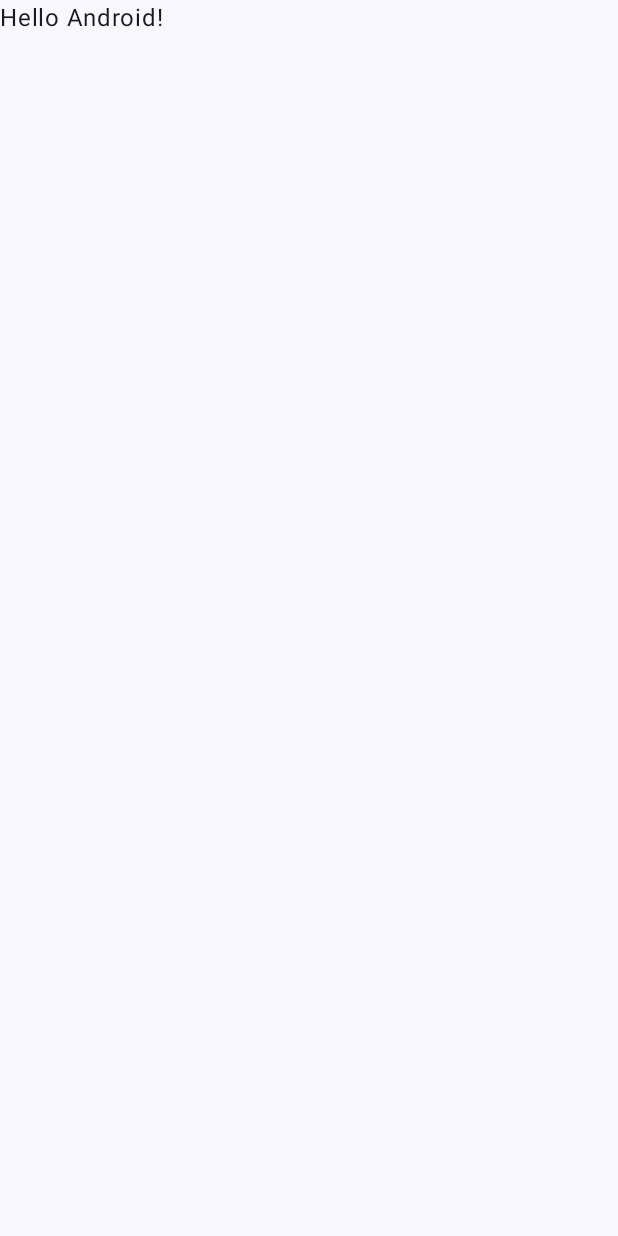
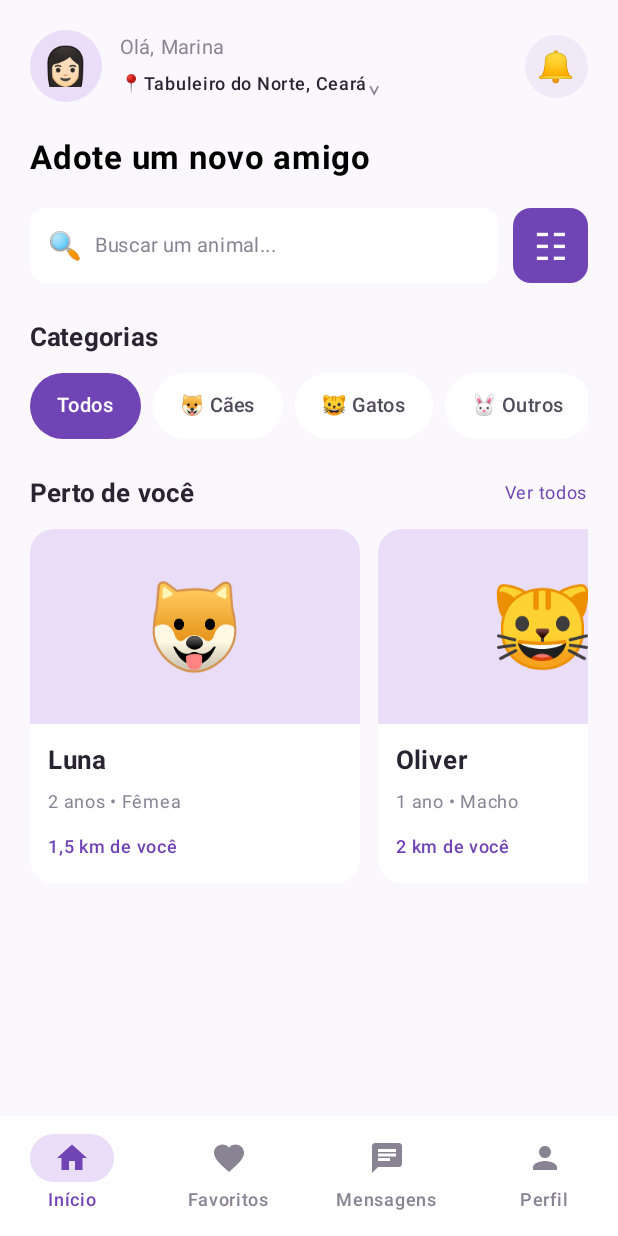
Before and after one commit to FelipeCauan/PetFinder, an Android app built with Jetpack Compose: the screen it shows after launch (MainActivity), on a phone screen of 412 x 824 dp. Before the commit the screen is almost empty. Run offline under Robolectric (Android 15) with nearby library versions, the phone set to English and light mode, and no system bars.

Commit message:
Tela Inicial

```diff
--- a/app/build.gradle.kts
+++ b/app/build.gradle.kts
@@ -52,4 +52,6 @@ dependencies {
     androidTestImplementation(libs.androidx.junit)
     debugImplementation(libs.androidx.compose.ui.test.manifest)
     debugImplementation(libs.androidx.compose.ui.tooling)
+    implementation("androidx.compose.material:material-icons-extended")
+    implementation("io.coil-kt:coil-compose:2.7.0")
 }
--- a/app/src/main/AndroidManifest.xml
+++ b/app/src/main/AndroidManifest.xml
@@ -1,6 +1,7 @@
 <?xml version="1.0" encoding="utf-8"?>
 <manifest xmlns:android="http://schemas.android.com/apk/res/android"
     xmlns:tools="http://schemas.android.com/tools">
+    <uses-permission android:name="android.permission.INTERNET" />
 
     <application
         android:allowBackup="true"
--- a/app/src/main/java/com/example/petfinder/MainActivity.kt
+++ b/app/src/main/java/com/example/petfinder/MainActivity.kt
@@ -1,47 +1,20 @@
+
 package com.example.petfinder
 
+import com.example.petfinder.ui.telas.TelaInicial
 import android.os.Bundle
 import androidx.activity.ComponentActivity
 import androidx.activity.compose.setContent
-import androidx.activity.enableEdgeToEdge
-import androidx.compose.foundation.layout.fillMaxSize
-import androidx.compose.foundation.layout.padding
-import androidx.compose.material3.Scaffold
-import androidx.compose.material3.Text
-import androidx.compose.runtime.Composable
-import androidx.compose.ui.Modifier
-import androidx.compose.ui.tooling.preview.Preview
 import com.example.petfinder.ui.theme.PetFinderTheme
 
 class MainActivity : ComponentActivity() {
     override fun onCreate(savedInstanceState: Bundle?) {
         super.onCreate(savedInstanceState)
-        enableEdgeToEdge()
+
         setContent {
             PetFinderTheme {
-                Scaffold(modifier = Modifier.fillMaxSize()) { innerPadding ->
-                    Greeting(
-                        name = "Android",
-                        modifier = Modifier.padding(innerPadding)
-                    )
-                }
+                TelaInicial()
             }
         }
     }
 }
-
-@Composable
-fun Greeting(name: String, modifier: Modifier = Modifier) {
-    Text(
-        text = "Hello $name!",
-        modifier = modifier
-    )
-}
-
-@Preview(showBackground = true)
-@Composable
-fun GreetingPreview() {
-    PetFinderTheme {
-        Greeting("Android")
-    }
-}
--- /dev/null
+++ b/app/src/main/java/com/example/petfinder/ui/telas/TelaInicial.kt
@@ -0,0 +1,473 @@
+package com.example.petfinder.ui.telas
+
+import androidx.compose.material3.Card
+import androidx.compose.material3.CardDefaults
+import androidx.compose.foundation.shape.RoundedCornerShape
+import androidx.compose.foundation.text.BasicTextField
+import androidx.compose.runtime.remember
+import androidx.compose.runtime.mutableStateOf
+import androidx.compose.runtime.getValue
+import androidx.compose.runtime.setValue
+import androidx.compose.ui.Alignment
+import androidx.compose.foundation.shape.CircleShape
+import androidx.compose.ui.tooling.preview.Preview
+import com.example.petfinder.ui.theme.PetFinderTheme
+import androidx.compose.foundation.layout.*
+import androidx.compose.foundation.background
+import androidx.compose.material3.*
+import androidx.compose.runtime.Composable
+import androidx.compose.ui.Modifier
+import androidx.compose.ui.graphics.Color
+import androidx.compose.ui.unit.dp
+import androidx.compose.ui.unit.sp
+import androidx.compose.ui.text.font.FontWeight
+import androidx.compose.foundation.clickable
+import androidx.compose.foundation.horizontalScroll
+import androidx.compose.foundation.rememberScrollState
+import androidx.compose.material.icons.Icons
+import androidx.compose.material.icons.filled.Home
+import androidx.compose.material.icons.filled.Favorite
+import androidx.compose.material.icons.filled.Chat
+import androidx.compose.material.icons.filled.Person
+import androidx.compose.material3.Icon
+import androidx.compose.material3.NavigationBar
+import androidx.compose.material3.NavigationBarItem
+import androidx.compose.material3.NavigationBarItemDefaults
+import androidx.compose.material3.Scaffold
+
+
+@Composable
+fun TelaInicial() {
+
+    val fundo = Color(0xFFFAF8FC)
+
+    Scaffold(
+        bottomBar = {
+            NavegacaoInferior()
+        },
+        containerColor = fundo
+    ) { paddingValues ->
+
+        Column(
+            modifier = Modifier
+                .fillMaxSize()
+                .background(fundo)
+                .padding(paddingValues)
+                .padding(20.dp)
+        ) {
+
+            Cabecalho()
+
+            Spacer(modifier = Modifier.height(24.dp))
+            Text(
+                text = "Adote um novo amigo",
+                fontSize = 22.sp,
+                fontWeight = FontWeight.Bold
+            )
+
+            Spacer(modifier = Modifier.height(20.dp))
+            BarraPesquisa()
+
+            Spacer(modifier = Modifier.height(24.dp))
+            Categorias()
+
+            Spacer(modifier = Modifier.height(24.dp))
+            AnimaisProximos()
+        }
+    }
+}
+
+@Composable
+fun Cabecalho() {
+
+    Row(
+        modifier = Modifier.fillMaxWidth(),
+        verticalAlignment = Alignment.CenterVertically
+    ) {
+        Box(
+            modifier = Modifier
+                .size(48.dp)
+                .background(
+                    Color(0xFFE9DDF8),
+                    CircleShape
+                ),
+            contentAlignment = Alignment.Center
+        ) {
+            Text(
+                text = "👩🏻",
+                fontSize = 25.sp
+            )
+        }
+
+        Spacer(modifier = Modifier.width(12.dp))
+
+        Column(
+            modifier = Modifier.weight(1f)
+        ) {
+
+            Text(
+                text = "Olá, Marina",
+                fontSize = 13.sp,
+                color = Color(0xFF898493)
+            )
+
+            Row(
+                verticalAlignment = Alignment.CenterVertically
+            ) {
+
+                Text(
+                    text = "📍",
+                    fontSize = 12.sp
+                )
+
+                Text(
+                    text = "Tabuleiro do Norte, Ceará",
+                    fontSize = 12.sp,
+                    fontWeight = FontWeight.Medium,
+                    color = Color(0xFF292431)
+                )
+
+                Text(
+                    text = "⌄",
+                    fontSize = 16.sp,
+                    color = Color(0xFF898493)
+                )
+            }
+        }
+
+        Box(
+            modifier = Modifier
+                .size(42.dp)
+                .background(
+                    Color(0xFFF0EAF8),
+                    CircleShape
+                ),
+            contentAlignment = Alignment.Center
+        ) {
+            Text(
+                text = "🔔",
+                fontSize = 20.sp
+            )
+        }
+    }
+}
+
+
+@Composable
+fun BarraPesquisa() {
+
+    var textoBusca by remember {
+        mutableStateOf("")
+    }
+
+    Row(
+        modifier = Modifier.fillMaxWidth(),
+        verticalAlignment = Alignment.CenterVertically
+    ) {
+        Row(
+            modifier = Modifier
+                .weight(1f)
+                .height(50.dp)
+                .background(
+                    Color.White,
+                    RoundedCornerShape(12.dp)
+                )
+                .padding(horizontal = 12.dp),
+            verticalAlignment = Alignment.CenterVertically
+        ) {
+
+            Text(
+                text = "🔍",
+                fontSize = 18.sp
+            )
+
+            Spacer(modifier = Modifier.width(8.dp))
+
+            BasicTextField(
+                value = textoBusca,
+                onValueChange = { textoBusca = it },
+                singleLine = true,
+                modifier = Modifier.weight(1f),
+                decorationBox = { campo ->
+                    if (textoBusca.isEmpty()) {
+                        Text(
+                            text = "Buscar um animal...",
+                            color = Color(0xFF898493),
+                            fontSize = 13.sp
+                        )
+                    }
+                    campo()
+                }
+            )
+        }
+
+        Spacer(modifier = Modifier.width(10.dp))
+
+        Box(
+            modifier = Modifier
+                .size(50.dp)
+                .background(
+                    Color(0xFF7044B5),
+                    RoundedCornerShape(12.dp)
+                ),
+            contentAlignment = Alignment.Center
+        ) {
+            Text(
+                text = "☷",
+                color = Color.White,
+                fontSize = 25.sp
+            )
+        }
+    }
+}
+
+@Composable
+fun Categorias() {
+
+    val categorias = listOf(
+        "Todos",
+        "🐶 Cães",
+        "🐱 Gatos",
+        "🐰 Outros"
+    )
+
+    var selecionada by remember {
+        mutableStateOf("Todos")
+    }
+
+    Column {
+
+        Text(
+            text = "Categorias",
+            fontSize = 17.sp,
+            fontWeight = FontWeight.Bold,
+            color = Color(0xFF292431)
+        )
+
+        Spacer(modifier = Modifier.height(12.dp))
+
+        Row(
+            modifier = Modifier
+                .fillMaxWidth()
+                .horizontalScroll(rememberScrollState()),
+            horizontalArrangement = Arrangement.spacedBy(8.dp)
+        ) {
+
+            categorias.forEach { categoria ->
+
+                val ativa = selecionada == categoria
+
+                Box(
+                    modifier = Modifier
+                        .background(
+                            color = if (ativa)
+                                Color(0xFF7044B5)
+                            else
+                                Color.White,
+                            shape = RoundedCornerShape(50)
+                        )
+                        .clickable {
+                            selecionada = categoria
+                        }
+                        .padding(
+                            horizontal = 18.dp,
+                            vertical = 10.dp
+                        )
+                ) {
+
+                    Text(
+                        text = categoria,
+                        color = if (ativa)
+                            Color.White
+                        else
+                            Color(0xFF514B5A),
+                        fontSize = 13.sp,
+                        fontWeight = FontWeight.Medium
+                    )
+                }
+            }
+        }
+    }
+}
+
+
+@Composable
+fun CardAnimal(
+    nome: String,
+    idade: String,
+    distancia: String,
+    emoji: String
+) {
+
+    Card(
+        modifier = Modifier.width(220.dp),
+        shape = RoundedCornerShape(16.dp),
+        colors = CardDefaults.cardColors(
+            containerColor = Color.White
+        )
+    ) {
+
+        Column {
+            Box(
+                modifier = Modifier
+                    .fillMaxWidth()
+                    .height(130.dp)
+                    .background(Color(0xFFE9DDF8)),
+                contentAlignment = Alignment.Center
+            ) {
+                Text(
+                    text = emoji,
+                    fontSize = 55.sp
+                )
+            }
+
+            Column(
+                modifier = Modifier.padding(12.dp)
+            ) {
+
+                Text(
+                    text = nome,
+                    fontSize = 17.sp,
+                    fontWeight = FontWeight.Bold,
+                    color = Color(0xFF292431)
+                )
+
+                Spacer(modifier = Modifier.height(4.dp))
+
+                Text(
+                    text = idade,
+                    fontSize = 12.sp,
+                    color = Color(0xFF898493)
+                )
+
+                Spacer(modifier = Modifier.height(6.dp))
+
+                Text(
+                    text = distancia,
+                    fontSize = 12.sp,
+                    color = Color(0xFF7044B5),
+                    fontWeight = FontWeight.Medium
+                )
+            }
+        }
+    }
+}
+
+@Composable
+fun AnimaisProximos() {
+
+    Column {
+
+        Row(
+            modifier = Modifier.fillMaxWidth(),
+            verticalAlignment = Alignment.CenterVertically,
+            horizontalArrangement = Arrangement.SpaceBetween
+        ) {
+
+            Text(
+                text = "Perto de você",
+                fontSize = 17.sp,
+                fontWeight = FontWeight.Bold,
+                color = Color(0xFF292431)
+            )
+
+            Text(
+                text = "Ver todos",
+                fontSize = 12.sp,
+                color = Color(0xFF7044B5)
+            )
+        }
+
+        Spacer(modifier = Modifier.height(12.dp))
+
+        Row(
+            modifier = Modifier.horizontalScroll(
+                rememberScrollState()
+            ),
+            horizontalArrangement = Arrangement.spacedBy(12.dp)
+        ) {
+
+            CardAnimal(
+                nome = "Luna",
+                idade = "2 anos • Fêmea",
+                distancia = "1,5 km de você",
+                emoji = "🐶"
+            )
+
+            CardAnimal(
+                nome = "Oliver",
+                idade = "1 ano • Macho",
+                distancia = "2 km de você",
+                emoji = "🐱"
+            )
+
+            CardAnimal(
+                nome = "Pipoca",
+                idade = "3 meses • Fêmea",
+                distancia = "3 km de você",
+                emoji = "🐰"
+            )
+        }
+    }
+}
+
+@Composable
+fun NavegacaoInferior() {
+
+    var selecionada by remember {
+        mutableStateOf("Início")
+    }
+
+    val itens = listOf(
+        "Início",
+        "Favoritos",
+        "Mensagens",
+        "Perfil"
+    )
+
+    val icones = listOf(
+        Icons.Default.Home,
+        Icons.Default.Favorite,
+        Icons.Default.Chat,
+        Icons.Default.Person
+    )
+
+    NavigationBar(
+        containerColor = Color.White
+    ) {
+
+        itens.forEachIndexed { index, item ->
+
+            NavigationBarItem(
+                selected = selecionada == item,
+                onClick = {
+                    selecionada = item
+                },
+                icon = {
+                    Icon(
+                        imageVector = icones[index],
+                        contentDescription = item
+                    )
+                },
+                label = {
+                    Text(item)
+                },
+                colors = NavigationBarItemDefaults.colors(
+                    selectedIconColor = Color(0xFF7044B5),
+                    selectedTextColor = Color(0xFF7044B5),
+                    indicatorColor = Color(0xFFE9DDF8),
+                    unselectedIconColor = Color(0xFF898493),
+                    unselectedTextColor = Color(0xFF898493)
+                )
+            )
+        }
+    }
+}
+
+@Preview(showBackground = true)
+@Composable
+fun TelaInicialPreview() {
+    PetFinderTheme {
+        TelaInicial()
+    }
+}
```
